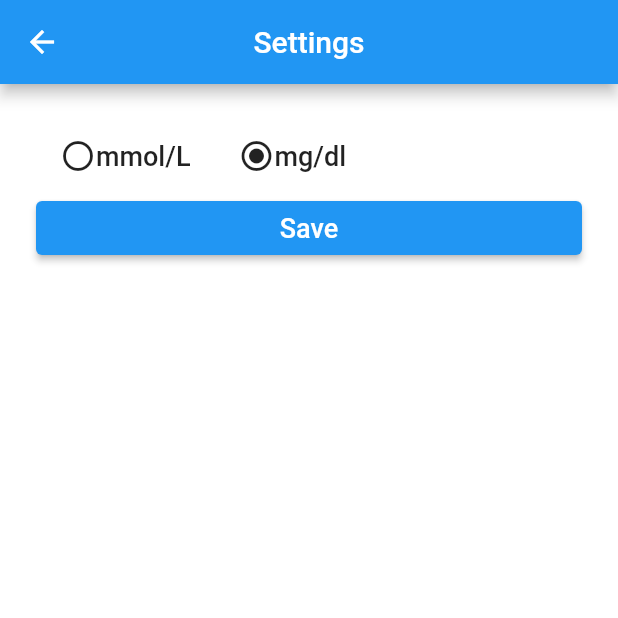
After one commit to gabriella-aguilar/egfr_calculator, a Flutter app: the HomePage screen opened directly, after a tap on the "settings" icon, on a phone screen of 412 x 824 dp, the top half of it. The commit adds this screen. Run offline on Flutter 3.47's test engine with Material 2 defaults, Android fonts, the phone set to English and light mode, and no system bars; our stand-ins replace fl_chart, sqflite; accounts and stored records are empty; Roboto replaces fonts that are missing (Rubik).

Commit message:
Unit added to Account table in DB
Settings Screen to change unit created. Updates work but buggy

```diff
--- a/lib/Classes/AccountsClass.dart
+++ b/lib/Classes/AccountsClass.dart
@@ -1,18 +1,19 @@
 class Account {
   final String email;
   final String password;
+  final int unit;
 
-  Account({this.email, this.password});
+  Account({this.email, this.password, this.unit});
 
   Map<String, dynamic> toMap() {
     return {
       'email': email,
       'password': password,
-
+      'unit': unit
     };
   }
 
   String getEmail(){return email;}
-
+  int getUnit(){return unit;}
   String getPassword(){return password;}
 }
--- a/lib/Screens/HomePage.dart
+++ b/lib/Screens/HomePage.dart
@@ -1,3 +1,4 @@
+import 'package:egfr_calculator/Screens/SettingsScreen.dart';
 import 'package:egfr_calculator/Screens/ViewProfile.dart';
 import 'package:provider/provider.dart';
 import 'package:egfr_calculator/Context.dart';
@@ -27,6 +28,12 @@ class _HomePageState extends State<HomePage> {
   @override
   Widget build(BuildContext context) {
     List<Widget> reg = [
+      IconButton(icon: Icon(Icons.settings,color: Colors.white,), onPressed: (){
+        Navigator.push(
+          context,
+          PageRouteBuilder(pageBuilder: (_, __, ___) => SettingsScreen()),
+        );
+      }),
       IconButton(icon: Icon(Icons.edit,color: Colors.white,), onPressed: (){
         setState(() {
           mode = false;
@@ -57,7 +64,7 @@ class _HomePageState extends State<HomePage> {
         actions:mode ? reg : editting
       ),
       body: ListView(
-
+        //padding: EdgeInsets.symmetric(horizontal: 24.0, vertical: 24),
         children: _getProfiles(),
       ),
     );
@@ -115,7 +122,16 @@ class _HomePageState extends State<HomePage> {
       });
     }
     else{
-      wids.add(Text("No Profiles"));
+      wids.add(Container(
+        padding: EdgeInsets.symmetric(horizontal: 24.0, vertical: 24),
+        child: Column(
+          mainAxisAlignment: MainAxisAlignment.center,
+          crossAxisAlignment: CrossAxisAlignment.center,
+          children: [
+            Text("No Profiles",style: basicText,)
+          ],
+        ),
+      ));
     }
     return wids;
   }
--- /dev/null
+++ b/lib/Screens/SettingsScreen.dart
@@ -0,0 +1,106 @@
+import 'package:egfr_calculator/Classes/AccountsClass.dart';
+import 'package:flutter/material.dart';
+import 'package:provider/provider.dart';
+import 'package:egfr_calculator/DataAccess.dart';
+import '../Colors.dart';
+import '../Context.dart';
+
+class SettingsScreen extends StatefulWidget{
+  @override
+  _SettingsScreenState createState() => _SettingsScreenState();
+}
+
+class _SettingsScreenState extends State<SettingsScreen> {
+
+  bool _unit;
+  Account _account;
+
+  @override
+  void initState() {
+    _account = Provider.of<ContextInfo>(context,listen: false).getCurrentAccount();
+    if(_account.getUnit() == 1){
+      _unit = true;
+    }
+    else{
+      _unit = false;
+    }
+    super.initState();
+  }
+
+  @override
+  Widget build(BuildContext context) {
+    return Scaffold(
+      appBar: AppBar(
+        backgroundColor: newBlue,
+        title: Text("Settings",style: appBarStyle,),
+        centerTitle: true,
+      ),
+      body: ListView(
+        padding: EdgeInsets.symmetric(horizontal: 24.0, vertical: 24),
+        children: [
+          Row(
+            children: [
+              FlatButton(
+                  onPressed: (){
+                    setState(() {
+                      _unit = true;
+                    });
+                  },
+                  child: Row(
+                    children: [
+                      Icon((_unit
+                          ? Icons.radio_button_checked
+                          : Icons.radio_button_unchecked)),
+                      Text(
+                        "mmol/L",
+                        style: basicText,
+                      )
+                    ],
+                  )),
+              SizedBox(
+                height: 5,
+              ),
+              FlatButton(
+                  onPressed: (){
+                    setState(() {
+                      _unit = false;
+                    });
+                  },
+
+                  child: Row(
+                    children: [
+                      Icon((_unit
+                          ? Icons.radio_button_unchecked
+                          : Icons.radio_button_checked)),
+                      Text(
+                        "mg/dl",
+                        style: basicText,
+                      )
+                    ],
+                  )),
+
+            ],
+          ),
+          ElevatedButton(
+              onPressed: (){
+                _update();
+              },
+              child: Text("Save",style: basicText,)
+          )
+        ],
+      ),
+    );
+  }
+
+  _update() async{
+    int u = 1;
+    if(!_unit){
+      u = 2;
+    }
+    print("u:"+_account.getUnit().toString());
+    DataAccess.instance.updateUnit(_account.getEmail(), u);
+    Account a = await DataAccess.instance.getSpecificAccount(_account.getEmail());
+    Provider.of<ContextInfo>(context,listen: false).setCurrentAccount(a);
+    print("u: "+a.getUnit().toString());
+  }
+}
--- a/lib/Screens/SignUpPage.dart
+++ b/lib/Screens/SignUpPage.dart
@@ -111,7 +111,8 @@ class _SignUpPageState extends State<SignUpPage> {
     else{
       Account account = new Account(
           email: _emailController,
-          password: _passwordController
+          password: _passwordController,
+          unit: 1
       );
 
       DataAccess.instance.insertAccount(account);
```
Also changed, not shown: lib/DataAccess.dart (+16 -2 lines), lib/Screens/NewCalculationScreen.dart (+26 -2 lines).
